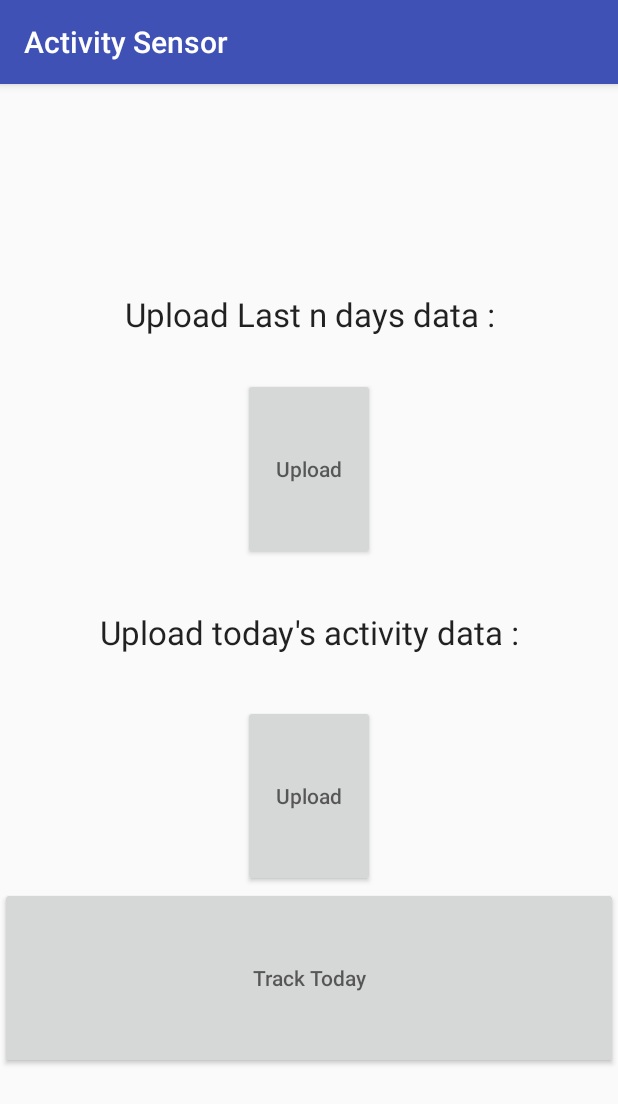
After one commit to yuviabhi/DailyTracker, an Android app: the FileUploadActivity screen opened directly, with no data from a screen before it, on a phone screen of 412 x 824 dp. The commit adds this screen. Shown: the top 1104 px of the screen. Run offline under Robolectric (Android 15) with nearby library versions, the phone set to English and light mode, and no system bars.

Commit message:
# FileUploading screens added

```diff
--- a/app/build.gradle
+++ b/app/build.gradle
@@ -22,7 +22,8 @@ android {
 dependencies {
     compile fileTree(dir: 'libs', include: ['*.jar'])
     testCompile 'junit:junit:4.12'
+    //    compile 'com.google.android.gms:play-services-location:11.0.1'
     compile 'com.android.support:appcompat-v7:25.1.0'
     compile 'net.sf.opencsv:opencsv:2.3'
-//    compile 'com.google.android.gms:play-services-location:11.0.1'
+    compile 'com.android.support:support-v4:25.1.0'
 }
--- /dev/null
+++ b/app/src/main/java/com/abhisek/activitysensor/FileUploadActivity.java
@@ -0,0 +1,13 @@
+package com.abhisek.activitysensor;
+
+import android.os.Bundle;
+import android.support.v7.app.AppCompatActivity;
+
+public class FileUploadActivity extends AppCompatActivity {
+
+    @Override
+    protected void onCreate(Bundle savedInstanceState) {
+        super.onCreate(savedInstanceState);
+        setContentView(R.layout.activity_file_upload);
+    }
+}
--- /dev/null
+++ b/app/src/main/res/layout/activity_file_upload.xml
@@ -0,0 +1,64 @@
+<?xml version="1.0" encoding="utf-8"?><!--<RelativeLayout xmlns:android="http://schemas.android.com/apk/res/android"--><!--xmlns:tools="http://schemas.android.com/tools"--><!--android:layout_width="match_parent"--><!--android:layout_height="match_parent"--><!--android:paddingBottom="@dimen/activity_vertical_margin"--><!--android:paddingLeft="@dimen/activity_horizontal_margin"--><!--android:paddingRight="@dimen/activity_horizontal_margin"--><!--android:paddingTop="@dimen/activity_vertical_margin"--><!--tools:context="com.abhisek.activitysensor.FileUploadActivity">-->
+
+<!--</RelativeLayout>-->
+<LinearLayout xmlns:android="http://schemas.android.com/apk/res/android"
+    android:layout_width="match_parent"
+    android:layout_height="match_parent"
+    android:baselineAligned="false"
+    android:gravity="center_vertical"
+    android:orientation="vertical"
+    android:theme="@style/AppTheme"
+    android:weightSum="1">
+
+    <TextView
+        android:id="@+id/textView_nday"
+        android:layout_width="match_parent"
+        android:layout_height="wrap_content"
+        android:layout_weight="0.10"
+        android:gravity="center_vertical|fill_vertical|center_horizontal"
+        android:text="Upload Last n days data :"
+        android:textAppearance="?android:attr/textAppearanceLarge" />
+
+    <Button
+        android:id="@+id/button_nDay"
+        android:layout_width="wrap_content"
+        android:layout_height="wrap_content"
+        android:layout_gravity="center_horizontal"
+        android:layout_weight="0.13"
+        android:gravity="center_vertical|center_horizontal"
+        android:hint="Upload"
+        android:visibility="visible" />
+
+
+    <TextView
+        android:id="@+id/textView_dayt"
+        android:layout_width="match_parent"
+        android:layout_height="wrap_content"
+        android:layout_weight="0.12"
+        android:gravity="center_vertical|fill_vertical|center_horizontal"
+        android:text="Upload today's activity data :"
+        android:textAppearance="?android:attr/textAppearanceLarge" />
+
+    <Button
+        android:id="@+id/button_dayT"
+        android:layout_width="wrap_content"
+        android:layout_height="wrap_content"
+        android:layout_gravity="center_horizontal"
+        android:layout_weight="0.13"
+        android:gravity="center_vertical|center_horizontal"
+        android:hint="Upload"
+        android:visibility="visible" />
+
+
+    <Button
+        android:id="@+id/button_trackToday"
+        android:layout_width="match_parent"
+        android:layout_height="wrap_content"
+        android:layout_gravity="center_horizontal"
+        android:layout_weight="0.13"
+        android:gravity="center_vertical|center_horizontal"
+        android:hint="Track Today"
+        android:visibility="visible" />
+
+
+</LinearLayout>
--- a/app/src/main/res/values/colors.xml
+++ b/app/src/main/res/values/colors.xml
@@ -3,4 +3,6 @@
     <color name="colorPrimary">#3F51B5</color>
     <color name="colorPrimaryDark">#303F9F</color>
     <color name="colorAccent">#FF4081</color>
+
+    <color name="black_overlay">#66000000</color>
 </resources>
--- a/app/src/main/res/values/strings.xml
+++ b/app/src/main/res/values/strings.xml
@@ -1,3 +1,7 @@
 <resources>
     <string name="app_name">Activity Sensor</string>
+
+    <string name="title_activity_regular_fullscreen">RegularFullscreenActivity</string>
+    <string name="dummy_button">Dummy Button</string>
+    <string name="dummy_content">DUMMY\nCONTENT</string>
 </resources>
--- a/app/src/main/res/values/styles.xml
+++ b/app/src/main/res/values/styles.xml
@@ -8,4 +8,16 @@
         <item name="colorAccent">@color/colorAccent</item>
     </style>
 
+    <style name="FullscreenTheme" parent="AppTheme">
+        <item name="android:actionBarStyle">@style/FullscreenActionBarStyle</item>
+        <item name="android:windowActionBarOverlay">true</item>
+        <item name="android:windowBackground">@null</item>
+        <item name="metaButtonBarStyle">?android:attr/buttonBarStyle</item>
+        <item name="metaButtonBarButtonStyle">?android:attr/buttonBarButtonStyle</item>
+    </style>
+
+    <style name="FullscreenActionBarStyle" parent="Widget.AppCompat.ActionBar">
+        <item name="android:background">@color/black_overlay</item>
+    </style>
+
 </resources>
```
Also changed, not shown: app/src/main/AndroidManifest.xml (+15 -7 lines), app/src/main/java/com/abhisek/activitysensor/RegularFullscreenActivity.java (added, +180 -0 lines), app/src/main/res/layout/activity_regular_fullscreen.xml (added, +50 -0 lines), app/src/main/res/values/attrs.xml (added, +12 -0 lines).
